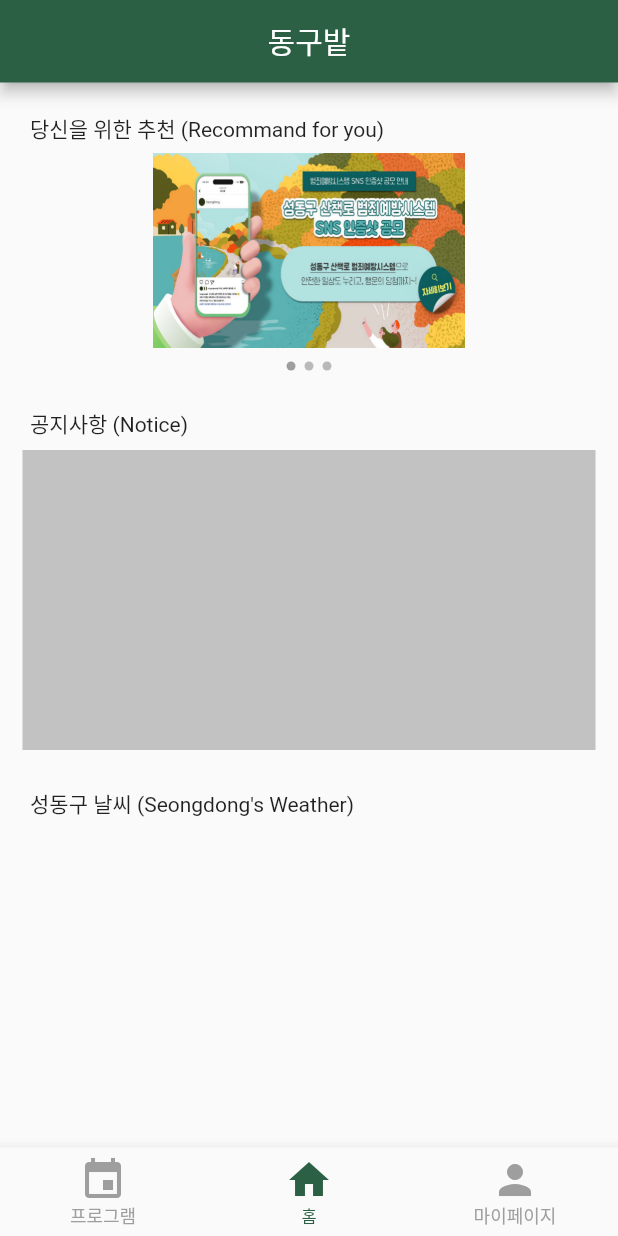
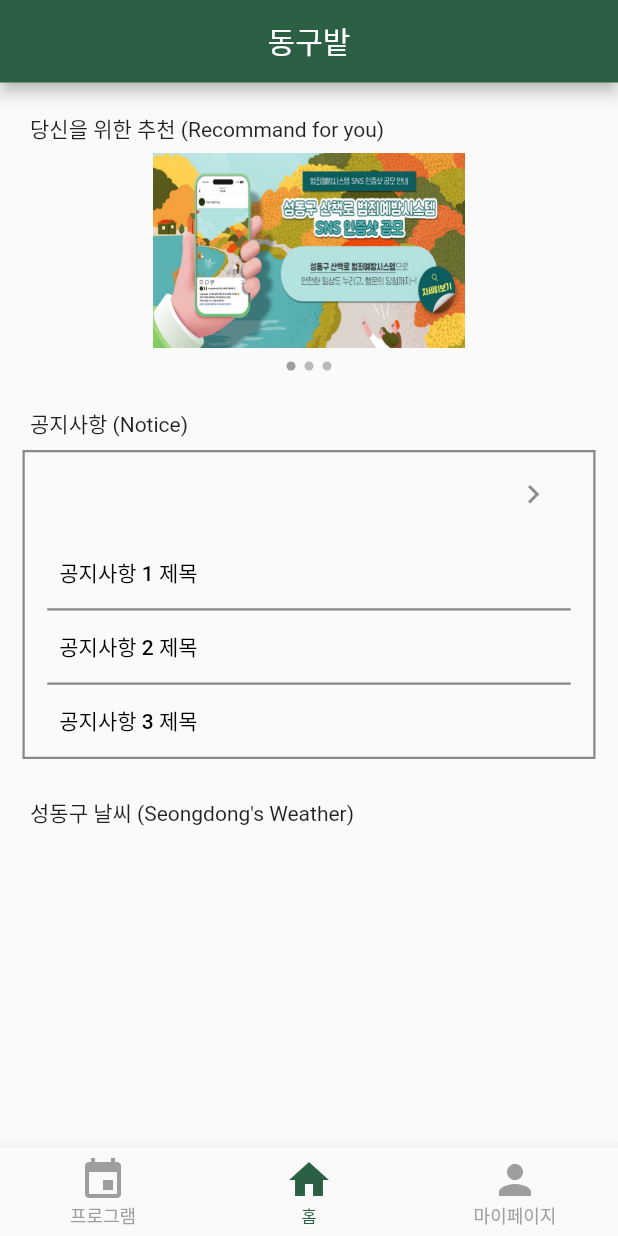
Before and after one commit to hyundo0328/DongguBat, a Flutter app: the MainPage screen opened directly, on a phone screen of 412 x 824 dp. Run offline on Flutter 3.47's test engine with Material 2 defaults, Android fonts, the light colour scheme and no system bars; our stand-ins replace geolocator.

Commit message:
공지사항 추가

```diff
--- a/lib/screens/main_page.dart
+++ b/lib/screens/main_page.dart
@@ -3,8 +3,11 @@ import 'package:flutter/material.dart';
 import '../widgets/widget_appbar.dart';
 import '../widgets/widget_bottombar.dart';
 import '../widgets/widget_drawer.dart';
+import '../notice/notice_page.dart';
+import '../notice/notice1.dart';
+import '../notice/notice2.dart';
+import '../notice/notice3.dart';
 import 'dart:async';
-
 
 class MainPage extends StatefulWidget {
   @override
@@ -67,7 +70,6 @@ class _MainPageState extends State<MainPage> {
             mainAxisSize: MainAxisSize.max,
             children: [
               Align(
-                // 아이디 텍스트
                 alignment: AlignmentDirectional(-1.00, 0.00),
                 child: Padding(
                   padding: EdgeInsetsDirectional.fromSTEB(5, 5, 0, 6),
@@ -168,7 +170,6 @@ class _MainPageState extends State<MainPage> {
                 ),
               ),
               Align(
-                // 아이디 텍스트
                 alignment: AlignmentDirectional(-1.00, 0.00),
                 child: Padding(
                   padding: EdgeInsetsDirectional.fromSTEB(5, 25, 0, 7),
@@ -179,15 +180,103 @@ class _MainPageState extends State<MainPage> {
                 ),
               ),
               Container(
-                width: MediaQuery.of(context).size.width,
-                height: 200,
                 decoration: BoxDecoration(
-                  shape: BoxShape.rectangle,
-                  color: Color(0xFFC2C2C2),
+                    border: Border.all(color: Colors.black45, width: 1.5)),
+                child: Column(
+                  crossAxisAlignment: CrossAxisAlignment.start,
+                  children: [
+                    ListTile(
+                      // title: Text(
+                      //   "공지사항",
+                      //   style: TextStyle(fontSize: 17),
+                      // ),
+                      trailing: IconButton(
+                        icon: Icon(Icons.keyboard_arrow_right),
+                        iconSize: 25,
+                        onPressed: () {
+                          Navigator.pushReplacement(
+                            context,
+                            MaterialPageRoute(builder: (context) => Notice()),
+                          );
+                        },
+                      ),
+                    ),
+                    Padding(
+                      padding: EdgeInsets.only(left: 15, right: 15),
+                      child: Container(
+                        alignment: Alignment.centerLeft,
+                        width: MediaQuery.of(context).size.width,
+                        decoration: BoxDecoration(
+                          border: Border(
+                            bottom: BorderSide(
+                              color: Colors.black45, // 아래 테두리의 색상 설정
+                              width: 1.5, // 아래 테두리의 두께 설정
+                            ),
+                          ),
+                        ),
+                        child: TextButton(
+                          onPressed: () {
+                            Navigator.push(
+                              context,
+                              MaterialPageRoute(
+                                  builder: (context) => NoticePage1()),
+                            );
+                          },
+                          child: Text(
+                            "공지사항 1 제목",
+                            style: TextStyle(color: Colors.black),
+                          ),
+                        ),
+                      ),
+                    ),
+                    Padding(
+                      padding: EdgeInsets.only(left: 15, right: 15),
+                      child: Container(
+                        alignment: Alignment.centerLeft,
+                        width: MediaQuery.of(context).size.width,
+                        decoration: BoxDecoration(
+                          border: Border(
+                            bottom: BorderSide(
+                              color: Colors.black45, // 아래 테두리의 색상 설정
+                              width: 1.5, // 아래 테두리의 두께 설정
+                            ),
+                          ),
+                        ),
+                        child: TextButton(
+                          onPressed: () {
+                            Navigator.push(
+                              context,
+                              MaterialPageRoute(
+                                  builder: (context) => NoticePage2()),
+                            );
+                          },
+                          child: Text(
+                            "공지사항 2 제목",
+                            style: TextStyle(color: Colors.black),
+                          ),
+                        ),
+                      ),
+                    ),
+                    Padding(
+                      padding: EdgeInsets.only(left: 15),
+                      child: TextButton(
+                        onPressed: () {
+                          Navigator.push(
+                            context,
+                            MaterialPageRoute(
+                                builder: (context) => NoticePage3()),
+                          );
+                        },
+                        child: Text(
+                          "공지사항 3 제목",
+                          style: TextStyle(color: Colors.black),
+                        ),
+                      ),
+                    ),
+                  ],
                 ),
               ),
               Align(
-                // 아이디 텍스트
                 alignment: AlignmentDirectional(-1.00, 0.00),
                 child: Padding(
                   padding: EdgeInsetsDirectional.fromSTEB(5, 25, 0, 7),
--- a/lib/widgets/widget_appbar.dart
+++ b/lib/widgets/widget_appbar.dart
@@ -1,4 +1,5 @@
 import 'package:flutter/material.dart';
+import '../screens/main_page.dart';
 
 class WidgetAppBar extends StatelessWidget {
   final String title; // Add a title parameter
@@ -10,7 +11,6 @@ class WidgetAppBar extends StatelessWidget {
     List<Widget> actions = [];
 
     if (title == '프로그램 신청') {
-      // If the title is "프로그램 신청", add the search icon to actions
       actions.add(
         Padding(
           padding: EdgeInsets.only(right: 10.0), // Adjust the padding as needed
@@ -19,6 +19,21 @@ class WidgetAppBar extends StatelessWidget {
             onPressed: () {
               // Handle search button press
               // You can navigate to a search page or perform any other action here
+            },
+          ),
+        ),
+      );
+    } else if (title == '공지사항') {
+      actions.add(
+        Padding(
+          padding: EdgeInsets.only(right: 10.0), // Adjust the padding as needed
+          child: IconButton(
+            icon: Icon(Icons.home),
+            onPressed: () {
+              Navigator.pushReplacement(
+                context,
+                MaterialPageRoute(builder: (context) => MainPage()),
+              );
             },
           ),
         ),
```
Also changed, not shown: lib/notice/notice1.dart (added, +23 -0 lines), lib/notice/notice2.dart (added, +23 -0 lines), lib/notice/notice3.dart (added, +23 -0 lines), lib/notice/notice_page.dart (added, +23 -0 lines).
